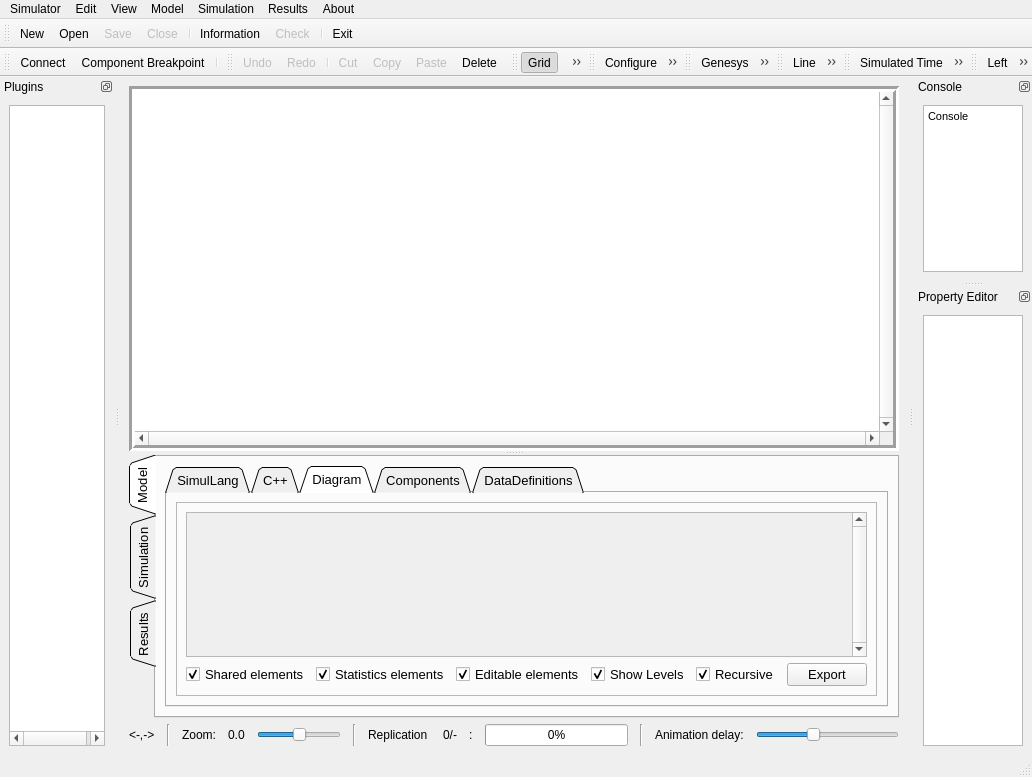
Old version of the form source/applications/gui/qt/GenesysQtGUI/mainwindow.ui in the repository rlcancian/Genesys-Simulator.
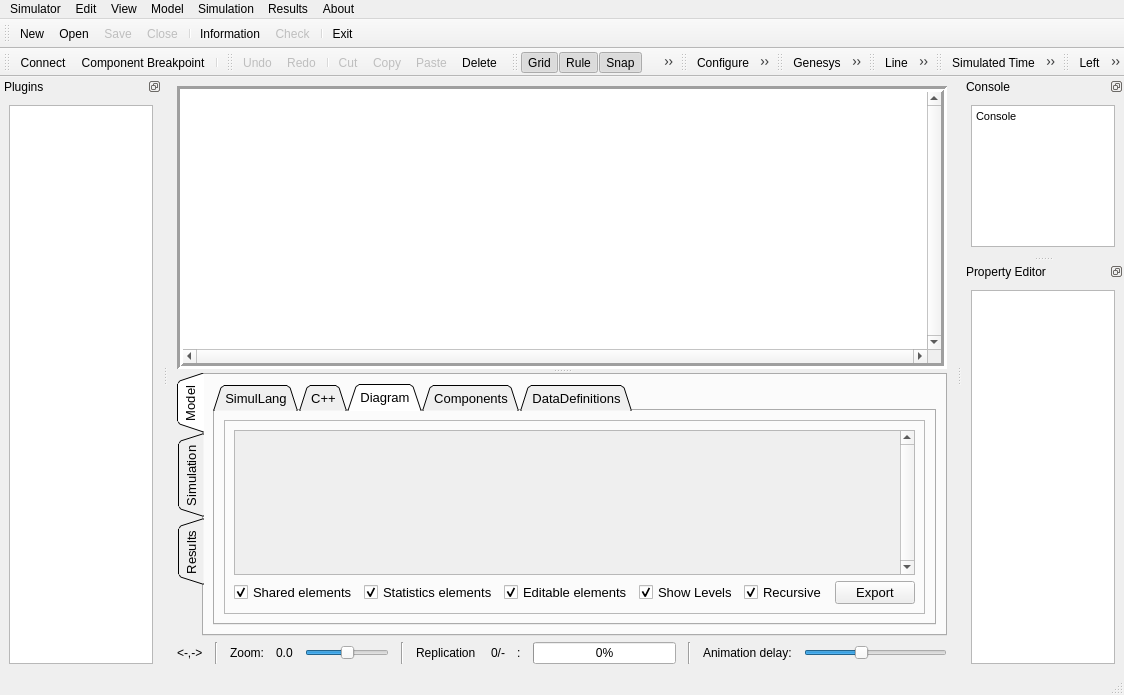
New version of the form. The open tabs and pages were chosen to show the change. Icons and pictures are not drawn. Custom widgets are drawn as their Qt base class.

The edit to the form file:
```diff
--- a/source/applications/gui/qt/GenesysQtGUI/mainwindow.ui
+++ b/source/applications/gui/qt/GenesysQtGUI/mainwindow.ui
@@ -6,8 +6,8 @@
    <rect>
     <x>0</x>
     <y>0</y>
-    <width>1032</width>
-    <height>777</height>
+    <width>1124</width>
+    <height>695</height>
    </rect>
   </property>
   <property name="windowTitle">
@@ -153,8 +153,8 @@
                     <rect>
                      <x>0</x>
                      <y>0</y>
-                     <width>98</width>
-                     <height>36</height>
+                     <width>688</width>
+                     <height>138</height>
                     </rect>
                    </property>
                    <property name="autoFillBackground">
@@ -845,7 +845,7 @@
     <rect>
      <x>0</x>
      <y>0</y>
-     <width>1032</width>
+     <width>1124</width>
      <height>22</height>
     </rect>
    </property>
```
